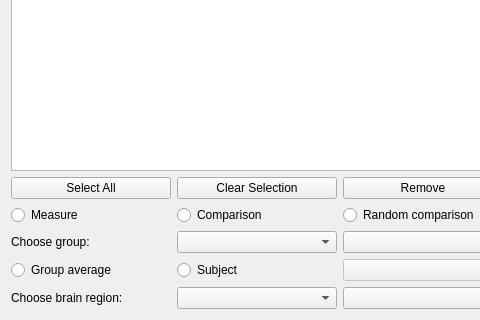
First picture: the form in braphy/gui/ui_files/measures_widget.ui, repository softmatterlab/Braph-2.0-Python, before the edit; both pictures show x 0 to 480 and y 383 to 703 of the 1085 by 703 pixel window.
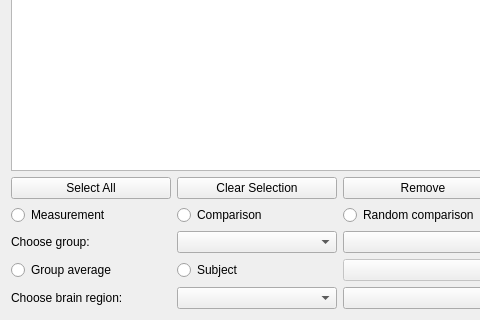
Second picture: the form after the edit. Custom widgets are drawn as their Qt base class.

Commit message: Update lists in visualization settings when measures etc are removed

```diff
--- a/braphy/gui/ui_files/measures_widget.ui
+++ b/braphy/gui/ui_files/measures_widget.ui
@@ -115,7 +115,7 @@
          <item row="1" column="0">
           <widget class="QRadioButton" name="btnMeasure">
            <property name="text">
-            <string>Measure</string>
+            <string>Measurement</string>
            </property>
            <attribute name="buttonGroup">
             <string notr="true">buttonGroup_2</string>
```
The commit also changes 2 other files.
